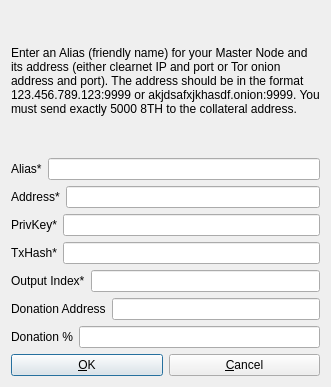
Before: the Qt Designer form src/qt/forms/addeditadrenalinenode.ui in yx79/88, drawn with Qt 5.
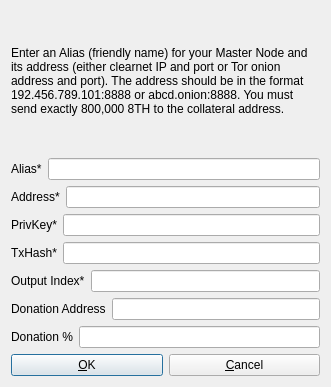
After: the same form once the commit is applied.

Diff of the .ui file:
```diff
--- a/src/qt/forms/addeditadrenalinenode.ui
+++ b/src/qt/forms/addeditadrenalinenode.ui
@@ -26,7 +26,7 @@
       </sizepolicy>
      </property>
      <property name="text">
-      <string>&lt;html&gt;&lt;head/&gt;&lt;body&gt;&lt;p&gt;Enter an Alias (friendly name) for your Master Node and its address (either clearnet IP and port or Tor onion address and port). The address should be in the format 123.456.789.123:9999 or akjdsafxjkhasdf.onion:9999. You must send exactly 5000 8TH to the collateral address.&lt;/p&gt;&lt;/body&gt;&lt;/html&gt;</string>
+      <string>&lt;html&gt;&lt;head/&gt;&lt;body&gt;&lt;p&gt;Enter an Alias (friendly name) for your Master Node and its address (either clearnet IP and port or Tor onion address and port). The address should be in the format 192.456.789.101:8888 or abcd.onion:8888. You must send exactly 800,000 8TH to the collateral address.&lt;/p&gt;&lt;/body&gt;&lt;/html&gt;</string>
      </property>
      <property name="wordWrap">
       <bool>true</bool>
```
